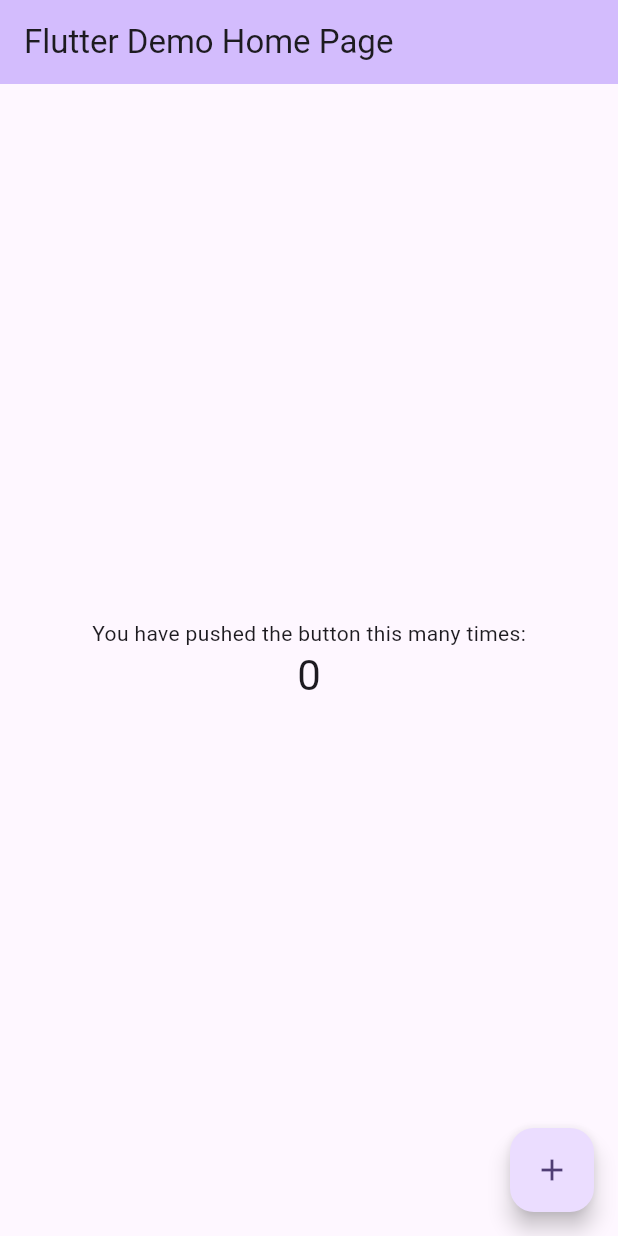
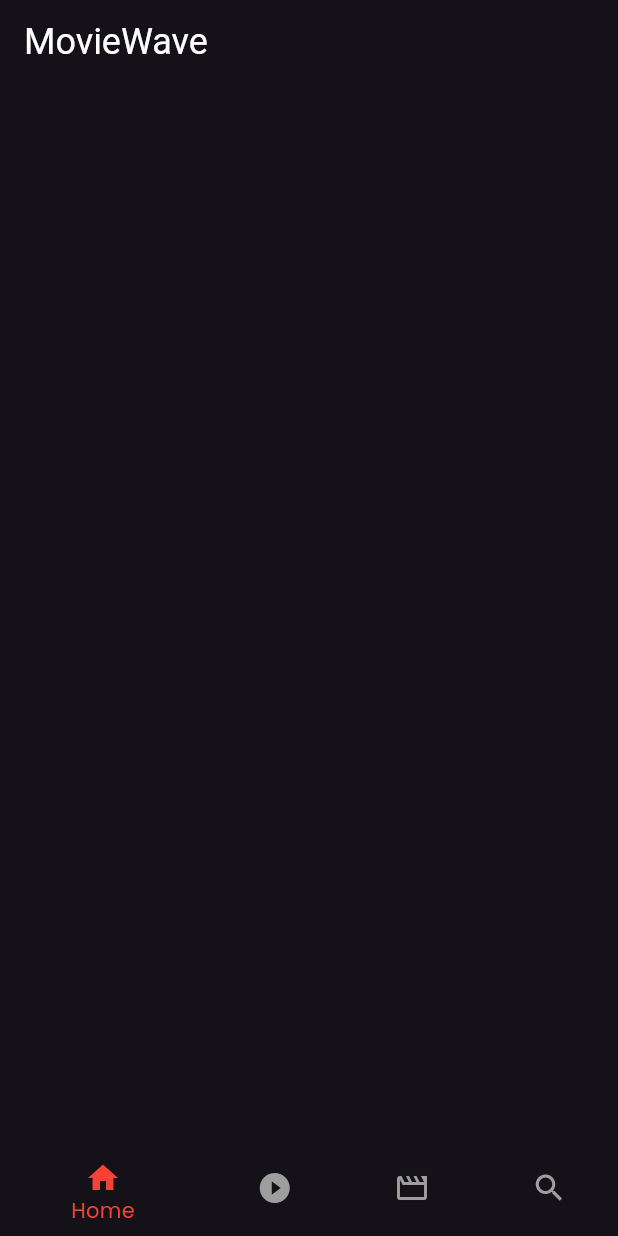
Before and after one commit to PathumDilhara/Movie-Wave, a Flutter app: the screen it shows after launch, on a phone screen of 412 x 824 dp. Run offline on Flutter 3.47's test engine with Material 3 defaults, Android fonts, the phone set to English and light mode, and no system bars; our stand-ins replace flutter_dotenv, google_fonts.

Commit message:
Package installation, Bottom Navigation bar, Main pages

```diff
--- a/lib/main.dart
+++ b/lib/main.dart
@@ -1,125 +1,33 @@
 import 'package:flutter/material.dart';
+import 'package:flutter_dotenv/flutter_dotenv.dart';
+import 'package:google_fonts/google_fonts.dart';
 
-void main() {
-  runApp(const MyApp());
+import 'pages/home_page.dart';
+
+void main() async {
+  await dotenv.load(fileName: ".env");
+  runApp(MyApp());
 }
 
 class MyApp extends StatelessWidget {
   const MyApp({super.key});
 
-  // This widget is the root of your application.
   @override
   Widget build(BuildContext context) {
     return MaterialApp(
-      title: 'Flutter Demo',
+      title: "Movie Wave",
+      debugShowCheckedModeBanner: false,
       theme: ThemeData(
-        // This is the theme of your application.
-        //
-        // TRY THIS: Try running your application with "flutter run". You'll see
-        // the application has a purple toolbar. Then, without quitting the app,
-        // try changing the seedColor in the colorScheme below to Colors.green
-        // and then invoke "hot reload" (save your changes or press the "hot
-        // reload" button in a Flutter-supported IDE, or press "r" if you used
-        // the command line to start the app).
-        //
-        // Notice that the counter didn't reset back to zero; the application
-        // state is not lost during the reload. To reset the state, use hot
-        // restart instead.
-        //
-        // This works for code too, not just values: Most code changes can be
-        // tested with just a hot reload.
-        colorScheme: ColorScheme.fromSeed(seedColor: Colors.deepPurple),
-        useMaterial3: true,
+        fontFamily: GoogleFonts.poppins().fontFamily,
+        brightness: Brightness.dark,
+        appBarTheme: AppBarTheme(
+          titleTextStyle: TextStyle(
+            fontSize: 24,
+            color: Colors.white,
+          ),
+        ),
       ),
-      home: const MyHomePage(title: 'Flutter Demo Home Page'),
+      home: HomePage(),
     );
   }
 }
-
-class MyHomePage extends StatefulWidget {
-  const MyHomePage({super.key, required this.title});
-
-  // This widget is the home page of your application. It is stateful, meaning
-  // that it has a State object (defined below) that contains fields that affect
-  // how it looks.
-
-  // This class is the configuration for the state. It holds the values (in this
-  // case the title) provided by the parent (in this case the App widget) and
-  // used by the build method of the State. Fields in a Widget subclass are
-  // always marked "final".
-
-  final String title;
-
-  @override
-  State<MyHomePage> createState() => _MyHomePageState();
-}
-
-class _MyHomePageState extends State<MyHomePage> {
-  int _counter = 0;
-
-  void _incrementCounter() {
-    setState(() {
-      // This call to setState tells the Flutter framework that something has
-      // changed in this State, which causes it to rerun the build method below
-      // so that the display can reflect the updated values. If we changed
-      // _counter without calling setState(), then the build method would not be
-      // called again, and so nothing would appear to happen.
-      _counter++;
-    });
-  }
-
-  @override
-  Widget build(BuildContext context) {
-    // This method is rerun every time setState is called, for instance as done
-    // by the _incrementCounter method above.
-    //
-    // The Flutter framework has been optimized to make rerunning build methods
-    // fast, so that you can just rebuild anything that needs updating rather
-    // than having to individually change instances of widgets.
-    return Scaffold(
-      appBar: AppBar(
-        // TRY THIS: Try changing the color here to a specific color (to
-        // Colors.amber, perhaps?) and trigger a hot reload to see the AppBar
-        // change color while the other colors stay the same.
-        backgroundColor: Theme.of(context).colorScheme.inversePrimary,
-        // Here we take the value from the MyHomePage object that was created by
-        // the App.build method, and use it to set our appbar title.
-        title: Text(widget.title),
-      ),
-      body: Center(
-        // Center is a layout widget. It takes a single child and positions it
-        // in the middle of the parent.
-        child: Column(
-          // Column is also a layout widget. It takes a list of children and
-          // arranges them vertically. By default, it sizes itself to fit its
-          // children horizontally, and tries to be as tall as its parent.
-          //
-          // Column has various properties to control how it sizes itself and
-          // how it positions its children. Here we use mainAxisAlignment to
-          // center the children vertically; the main axis here is the vertical
-          // axis because Columns are vertical (the cross axis would be
-          // horizontal).
-          //
-          // TRY THIS: Invoke "debug painting" (choose the "Toggle Debug Paint"
-          // action in the IDE, or press "p" in the console), to see the
-          // wireframe for each widget.
-          mainAxisAlignment: MainAxisAlignment.center,
-          children: <Widget>[
-            const Text(
-              'You have pushed the button this many times:',
-            ),
-            Text(
-              '$_counter',
-              style: Theme.of(context).textTheme.headlineMedium,
-            ),
-          ],
-        ),
-      ),
-      floatingActionButton: FloatingActionButton(
-        onPressed: _incrementCounter,
-        tooltip: 'Increment',
-        child: const Icon(Icons.add),
-      ), // This trailing comma makes auto-formatting nicer for build methods.
-    );
-  }
-}
--- /dev/null
+++ b/lib/pages/home_page.dart
@@ -0,0 +1,57 @@
+import 'package:flutter/material.dart';
+import 'package:movie_wave/pages/main_page.dart';
+import 'package:movie_wave/pages/now_playing_page.dart';
+import 'package:movie_wave/pages/search_page.dart';
+import 'package:movie_wave/pages/tv_shows_page.dart';
+
+class HomePage extends StatefulWidget {
+  const HomePage({super.key});
+
+  @override
+  State<HomePage> createState() => _HomePageState();
+}
+
+class _HomePageState extends State<HomePage> {
+  int _selectedIndex = 0;
+
+  final _pages = [
+    MainPage(),
+    NowPlayingPage(),
+    TvShowsPage(),
+    SearchPage(),
+  ];
+  @override
+  Widget build(BuildContext context) {
+    return Scaffold(
+      bottomNavigationBar: BottomNavigationBar(
+        selectedItemColor: Colors.red,
+        unselectedItemColor: Colors.grey,
+        currentIndex: _selectedIndex,
+        onTap: (value) {
+          setState(() {
+            _selectedIndex = value;
+          });
+        },
+        items: [
+          BottomNavigationBarItem(
+            icon: Icon(Icons.home),
+            label: "Home",
+          ),
+          BottomNavigationBarItem(
+            icon: Icon(Icons.play_circle_fill),
+            label: "Now Playing",
+          ),
+          BottomNavigationBarItem(
+            icon: Icon(Icons.movie_creation_outlined),
+            label: "TV Shows",
+          ),
+          BottomNavigationBarItem(
+            icon: Icon(Icons.search),
+            label: "Search",
+          ),
+        ],
+      ),
+      body: _pages[_selectedIndex],
+    );
+  }
+}
--- /dev/null
+++ b/lib/pages/main_page.dart
@@ -0,0 +1,19 @@
+import 'package:flutter/material.dart';
+
+class MainPage extends StatefulWidget {
+  const MainPage({super.key});
+
+  @override
+  State<MainPage> createState() => _MainPageState();
+}
+
+class _MainPageState extends State<MainPage> {
+  @override
+  Widget build(BuildContext context) {
+    return Scaffold(
+      appBar: AppBar(
+        title: Text("MovieWave"),
+      ),
+    );
+  }
+}
```
Also changed, not shown: lib/pages/now_playing_page.dart (added, +19 -0 lines), lib/pages/search_page.dart (added, +19 -0 lines), lib/pages/tv_shows_page.dart (added, +19 -0 lines), pubspec.yaml (+5 -3 lines), pubspec.lock, 2 other files.
